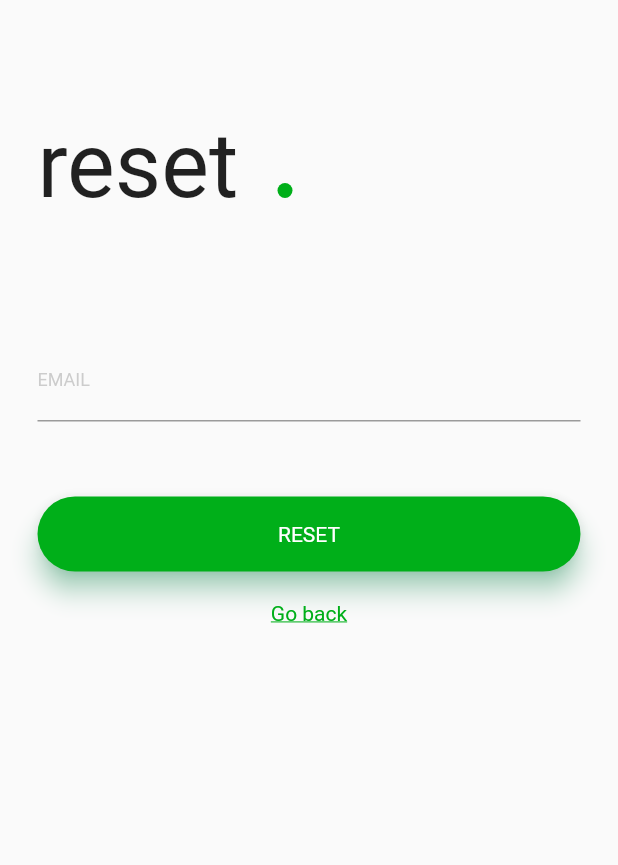
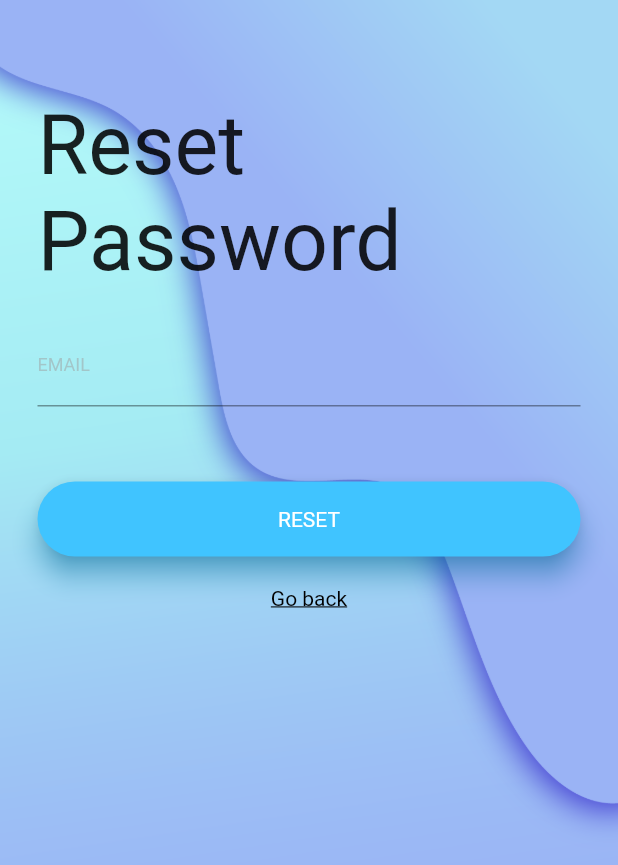
Before and after one commit to Yadnyt/Calomy, a Flutter app: the ResetPassword screen opened directly, on a phone screen of 412 x 824 dp. Shown: the top 865 px of the screen. Run offline on Flutter 3.47's test engine with Material 2 defaults, Android fonts, the phone set to English and light mode, and no system bars; our stand-ins replace animated_text_kit, auto_size_text, cached_network_image, firebase_auth, firebase_core, introduction_screen and 4 more; accounts and stored records are empty; Roboto replaces fonts that are missing (Trueno).

Commit message:
Update reset.dart

```diff
--- a/lib/reset.dart
+++ b/lib/reset.dart
@@ -39,6 +39,12 @@ class _ResetPasswordState extends State<ResetPassword> {
   Widget build(BuildContext context) {
     return Scaffold(
         body: Container(
+        decoration:BoxDecoration(
+        image: DecorationImage(
+        image: AssetImage("assets/artboard4.png"),
+    fit: BoxFit.cover,
+    )
+    ),
             height: MediaQuery.of(context).size.height,
             width: MediaQuery.of(context).size.width,
             child: Form(key: formKey, child: _buildResetForm())));
@@ -48,23 +54,14 @@ class _ResetPasswordState extends State<ResetPassword> {
     return Padding(
         padding: const EdgeInsets.only(left: 25.0, right: 25.0),
         child: ListView(children: [
-          SizedBox(height: 75.0),
+          SizedBox(height: 65.0),
           Container(
               height: 125.0,
               width: 200.0,
               child: Stack(
                 children: [
-                  Text('reset',
-                      style: TextStyle(fontFamily: 'Trueno', fontSize: 60.0)),
-                  //Dot placement
-                  Positioned(
-                      top: 47.0,
-                      left: 160.0,
-                      child: Container(
-                          height: 10.0,
-                          width: 10.0,
-                          decoration: BoxDecoration(
-                              shape: BoxShape.circle, color: greenColor)))
+                  Text('Reset Password',
+                      style: TextStyle(fontFamily: 'Trueno', fontSize: 55.0)),
                 ],
               )),
           SizedBox(height: 25.0),
@@ -76,7 +73,7 @@ class _ResetPasswordState extends State<ResetPassword> {
                       fontSize: 12.0,
                       color: Colors.grey.withOpacity(0.5)),
                   focusedBorder: UnderlineInputBorder(
-                    borderSide: BorderSide(color: greenColor),
+                    borderSide: BorderSide(color: Colors.lightBlueAccent),
                   )),
               onChanged: (value) {
                 this.email = value;
@@ -93,8 +90,8 @@ class _ResetPasswordState extends State<ResetPassword> {
                 height: 50.0,
                 child: Material(
                     borderRadius: BorderRadius.circular(25.0),
-                    shadowColor: Colors.greenAccent,
-                    color: greenColor,
+                    shadowColor: Colors.lightBlue,
+                    color: Colors.lightBlueAccent,
                     elevation: 7.0,
                     child: Center(
                         child: Text('RESET',
@@ -109,7 +106,7 @@ class _ResetPasswordState extends State<ResetPassword> {
                 },
                 child: Text('Go back',
                     style: TextStyle(
-                        color: greenColor,
+                        color: Colors.black,
                         fontFamily: 'Trueno',
                         decoration: TextDecoration.underline)))
           ])
```
